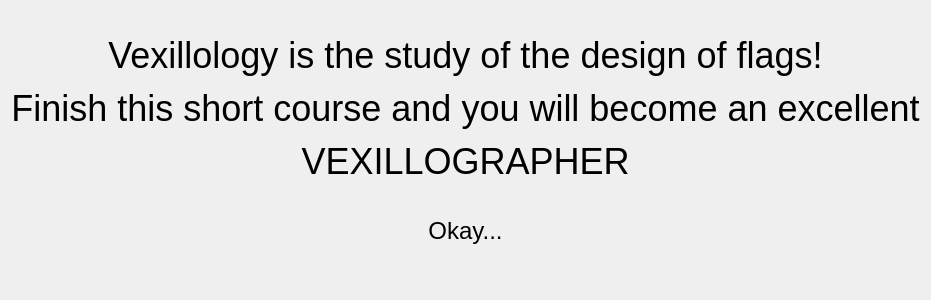
Before: the Qt Designer form definition.ui in zxjorge/EDApp, drawn with Qt 5.
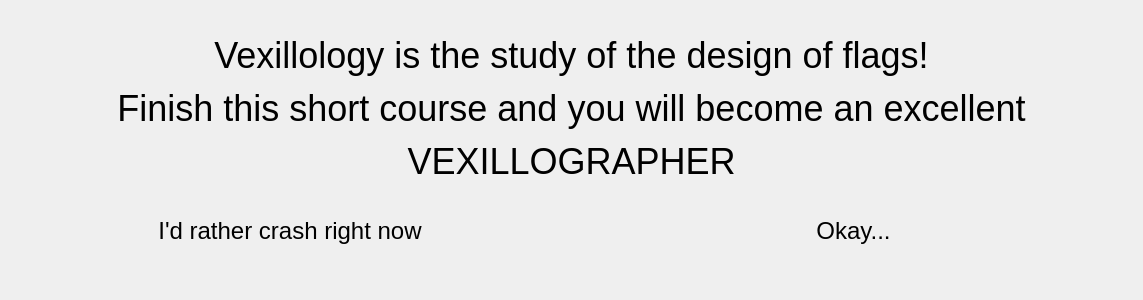
After: the same form once the commit is applied.

The edit to the form file:
```diff
--- a/definition.ui
+++ b/definition.ui
@@ -6,7 +6,7 @@
    <rect>
     <x>0</x>
     <y>0</y>
-    <width>400</width>
+    <width>1143</width>
     <height>300</height>
    </rect>
   </property>
@@ -27,10 +27,30 @@
      <property name="alignment">
       <set>Qt::AlignCenter</set>
      </property>
+     <property name="wordWrap">
+      <bool>true</bool>
+     </property>
     </widget>
    </item>
    <item>
-    <widget class="QPushButton" name="pushButton">
+    <layout class="QHBoxLayout" name="horizontalLayout">
+     <item>
+      <widget class="QPushButton" name="no">
+       <property name="font">
+        <font>
+         <pointsize>18</pointsize>
+        </font>
+       </property>
+       <property name="text">
+        <string>I'd rather crash right now</string>
+       </property>
+       <property name="flat">
+        <bool>true</bool>
+       </property>
+      </widget>
+     </item>
+     <item>
+      <widget class="QPushButton" name="ok">
      <property name="font">
       <font>
        <pointsize>18</pointsize>
@@ -43,6 +63,8 @@
       <bool>true</bool>
      </property>
     </widget>
+     </item>
+    </layout>
    </item>
    <item>
     <spacer name="verticalSpacer">
```
Lines whose indentation alone changed are shown as unchanged.
